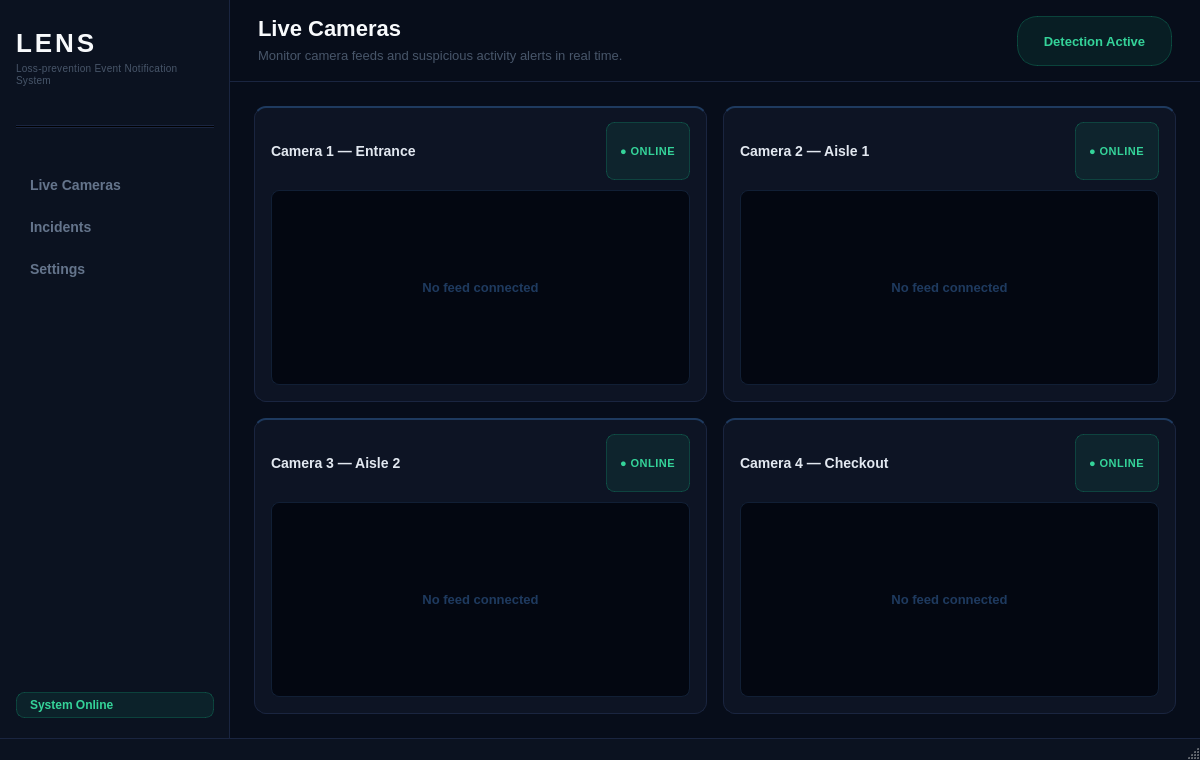
This is ui/MainWindow.ui in BraedonKlock/LENS as Qt 5 draws it before an edit. The edited form follows.
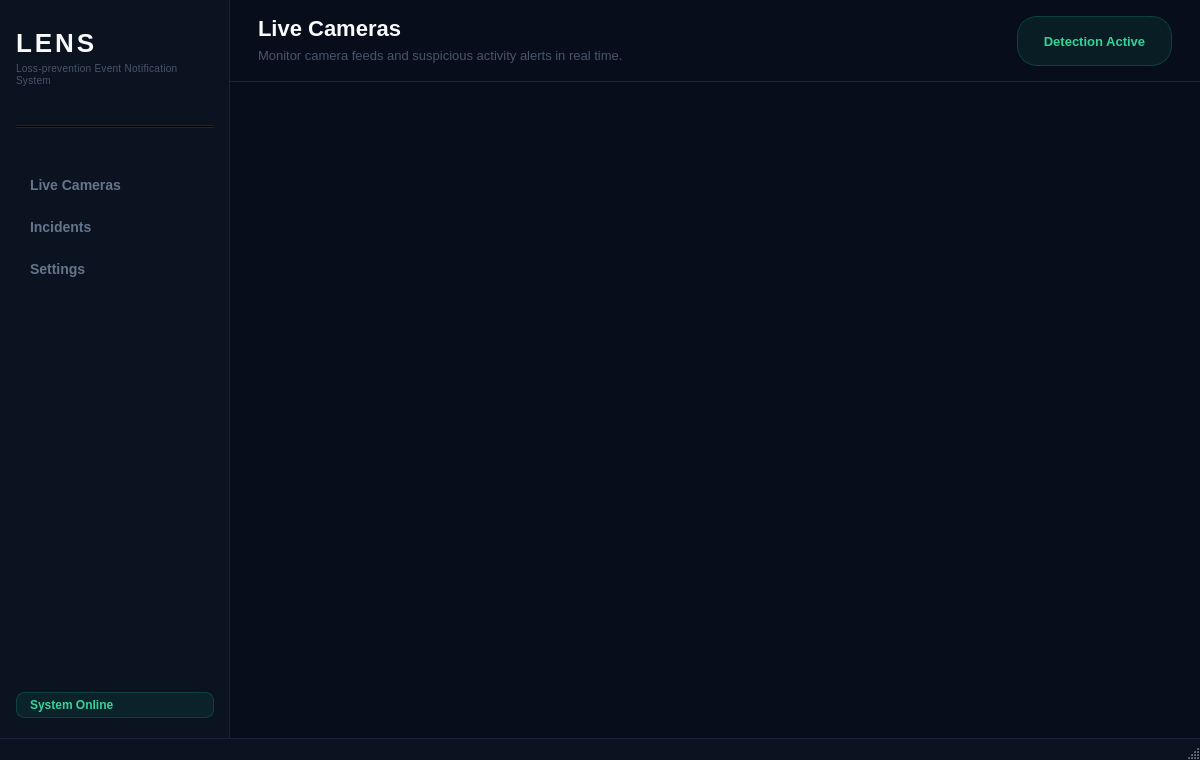
This is the edited form.

Commit message: FIXED: camera live feed window, and frame rate

Patch:
```diff
--- a/ui/MainWindow.ui
+++ b/ui/MainWindow.ui
@@ -124,49 +124,13 @@
 }
 
 /* ── CAMERA CARDS ─────────────────────────── */
-QFrame#cameraCard1,
-QFrame#cameraCard2,
-QFrame#cameraCard3,
-QFrame#cameraCard4 {
-    background-color: #0d1424;
-    border: 1px solid #1a2540;
-    border-top: 2px solid #1e3a5f;
-    border-radius: 12px;
+QScrollArea#cameraScrollArea {
+    background-color: #070d1a;
+    border: none;
 }
 
-QLabel#cameraTitleLabel1,
-QLabel#cameraTitleLabel2,
-QLabel#cameraTitleLabel3,
-QLabel#cameraTitleLabel4 {
-    color: #e2e8f0;
-    font-size: 14px;
-    font-weight: 600;
-}
-
-QLabel#cameraStatusLabel1,
-QLabel#cameraStatusLabel2,
-QLabel#cameraStatusLabel3,
-QLabel#cameraStatusLabel4 {
-    background-color: rgba(16, 185, 129, 0.1);
-    color: #34d399;
-    border: 1px solid rgba(16, 185, 129, 0.25);
-    border-radius: 8px;
-    padding: 3px 10px;
-    font-size: 11px;
-    font-weight: 700;
-    letter-spacing: 0.5px;
-}
-
-QLabel#cameraPlaceholder1,
-QLabel#cameraPlaceholder2,
-QLabel#cameraPlaceholder3,
-QLabel#cameraPlaceholder4 {
-    background-color: #030711;
-    color: #1e3a5f;
-    border-radius: 8px;
-    border: 1px solid #111f35;
-    font-size: 13px;
-    font-weight: 500;
+QWidget#cameraScrollContents {
+    background-color: #070d1a;
 }
 
 /* ── INCIDENTS PAGE ───────────────────────── */
@@ -360,29 +324,6 @@
     border-color: #111f35;
 }
 
-QCheckBox {
-    color: #94a3b8;
-    font-size: 13px;
-    spacing: 8px;
-}
-
-QCheckBox::indicator {
-    width: 17px;
-    height: 17px;
-    border-radius: 5px;
-    border: 1px solid #1a2540;
-    background-color: #0b1220;
-}
-
-QCheckBox::indicator:checked {
-    background-color: #2563eb;
-    border-color: #3b82f6;
-}
-
-QCheckBox::indicator:hover {
-    border-color: #3b82f6;
-}
-
 QPushButton#deleteCameraButton {
     background-color: rgba(220, 38, 38, 0.1);
     color: #f87171;
@@ -713,326 +654,33 @@
 
          <!-- LIVE CAMERAS PAGE -->
          <widget class="QWidget" name="liveCamerasPage">
-          <layout class="QGridLayout" name="cameraGridLayout">
-           <property name="leftMargin">
-            <number>24</number>
-           </property>
-           <property name="topMargin">
-            <number>24</number>
-           </property>
-           <property name="rightMargin">
-            <number>24</number>
-           </property>
-           <property name="bottomMargin">
-            <number>24</number>
-           </property>
-           <property name="horizontalSpacing">
-            <number>16</number>
-           </property>
-           <property name="verticalSpacing">
-            <number>16</number>
-           </property>
-
-           <item row="0" column="0">
-            <widget class="QFrame" name="cameraCard1">
-             <layout class="QVBoxLayout" name="cameraCardLayout1">
-              <property name="leftMargin">
-               <number>16</number>
+          <layout class="QVBoxLayout" name="liveCamerasOuterLayout">
+           <property name="spacing"><number>0</number></property>
+           <property name="leftMargin"><number>0</number></property>
+           <property name="topMargin"><number>0</number></property>
+           <property name="rightMargin"><number>0</number></property>
+           <property name="bottomMargin"><number>0</number></property>
+           <item>
+            <widget class="QScrollArea" name="cameraScrollArea">
+             <property name="widgetResizable"><bool>true</bool></property>
+             <property name="frameShape"><enum>QFrame::NoFrame</enum></property>
+             <property name="horizontalScrollBarPolicy"><enum>Qt::ScrollBarAlwaysOff</enum></property>
+             <property name="verticalScrollBarPolicy"><enum>Qt::ScrollBarAsNeeded</enum></property>
+             <widget class="QWidget" name="cameraScrollContents">
+              <property name="geometry">
+               <rect><x>0</x><y>0</y><width>970</width><height>636</height></rect>
               </property>
-              <property name="topMargin">
-               <number>14</number>
-              </property>
-              <property name="rightMargin">
-               <number>16</number>
-              </property>
-              <property name="bottomMargin">
-               <number>16</number>
-              </property>
-              <property name="spacing">
-               <number>10</number>
-              </property>
-
-              <item>
-               <layout class="QHBoxLayout" name="cameraHeaderLayout1">
-                <property name="spacing">
-                 <number>8</number>
-                </property>
-                <item>
-                 <widget class="QLabel" name="cameraTitleLabel1">
-                  <property name="text">
-                   <string>Camera 1 — Entrance</string>
-                  </property>
-                 </widget>
-                </item>
-                <item>
-                 <spacer name="cameraSpacer1">
-                  <property name="orientation">
-                   <enum>Qt::Horizontal</enum>
-                  </property>
-                  <property name="sizeHint" stdset="0">
-                   <size>
-                    <width>40</width>
-                    <height>20</height>
-                   </size>
-                  </property>
-                 </spacer>
-                </item>
-                <item>
-                 <widget class="QLabel" name="cameraStatusLabel1">
-                  <property name="text">
-                   <string>● ONLINE</string>
-                  </property>
-                 </widget>
-                </item>
-               </layout>
-              </item>
-
-              <item>
-               <widget class="QLabel" name="cameraPlaceholder1">
-                <property name="minimumSize">
-                 <size>
-                  <width>0</width>
-                  <height>195</height>
-                 </size>
-                </property>
-                <property name="text">
-                 <string>No feed connected</string>
-                </property>
-                <property name="alignment">
-                 <set>Qt::AlignCenter</set>
-                </property>
-               </widget>
-              </item>
-
-             </layout>
+              <layout class="QGridLayout" name="cameraGridLayout">
+               <property name="leftMargin"><number>24</number></property>
+               <property name="topMargin"><number>24</number></property>
+               <property name="rightMargin"><number>24</number></property>
+               <property name="bottomMargin"><number>24</number></property>
+               <property name="horizontalSpacing"><number>16</number></property>
+               <property name="verticalSpacing"><number>16</number></property>
+              </layout>
+             </widget>
             </widget>
            </item>
-
-           <item row="0" column="1">
-            <widget class="QFrame" name="cameraCard2">
-             <layout class="QVBoxLayout" name="cameraCardLayout2">
-              <property name="leftMargin">
-               <number>16</number>
-              </property>
-              <property name="topMargin">
-               <number>14</number>
-              </property>
-              <property name="rightMargin">
-               <number>16</number>
-              </property>
-              <property name="bottomMargin">
-               <number>16</number>
-              </property>
-              <property name="spacing">
-               <number>10</number>
-              </property>
-
-              <item>
-               <layout class="QHBoxLayout" name="cameraHeaderLayout2">
-                <property name="spacing">
-                 <number>8</number>
-                </property>
-                <item>
-                 <widget class="QLabel" name="cameraTitleLabel2">
-                  <property name="text">
-                   <string>Camera 2 — Aisle 1</string>
-                  </property>
-                 </widget>
-                </item>
-                <item>
-                 <spacer name="cameraSpacer2">
-                  <property name="orientation">
-                   <enum>Qt::Horizontal</enum>
-                  </property>
-                  <property name="sizeHint" stdset="0">
-                   <size>
-                    <width>40</width>
-                    <height>20</height>
-                   </size>
-                  </property>
-                 </spacer>
-                </item>
-                <item>
-                 <widget class="QLabel" name="cameraStatusLabel2">
-                  <property name="text">
-                   <string>● ONLINE</string>
-                  </property>
-                 </widget>
-                </item>
-               </layout>
-              </item>
-
-              <item>
-               <widget class="QLabel" name="cameraPlaceholder2">
-                <property name="minimumSize">
-                 <size>
-                  <width>0</width>
-                  <height>195</height>
-                 </size>
-                </property>
-                <property name="text">
-                 <string>No feed connected</string>
-                </property>
-                <property name="alignment">
-                 <set>Qt::AlignCenter</set>
-                </property>
-               </widget>
-              </item>
-
-             </layout>
-            </widget>
-           </item>
-
-           <item row="1" column="0">
-            <widget class="QFrame" name="cameraCard3">
-             <layout class="QVBoxLayout" name="cameraCardLayout3">
-              <property name="leftMargin">
-               <number>16</number>
-              </property>
-              <property name="topMargin">
-               <number>14</number>
-              </property>
-              <property name="rightMargin">
-               <number>16</number>
-              </property>
-              <property name="bottomMargin">
-               <number>16</number>
-              </property>
-              <property name="spacing">
-               <number>10</number>
-              </property>
-
-              <item>
-               <layout class="QHBoxLayout" name="cameraHeaderLayout3">
-                <property name="spacing">
-                 <number>8</number>
-                </property>
-                <item>
-                 <widget class="QLabel" name="cameraTitleLabel3">
-                  <property name="text">
-                   <string>Camera 3 — Aisle 2</string>
-                  </property>
-                 </widget>
-                </item>
-                <item>
-                 <spacer name="cameraSpacer3">
-                  <property name="orientation">
-                   <enum>Qt::Horizontal</enum>
-                  </property>
-                  <property name="sizeHint" stdset="0">
-                   <size>
-                    <width>40</width>
-                    <height>20</height>
-                   </size>
-                  </property>
-                 </spacer>
-                </item>
-                <item>
-                 <widget class="QLabel" name="cameraStatusLabel3">
-                  <property name="text">
-                   <string>● ONLINE</string>
-                  </property>
-                 </widget>
-                </item>
-               </layout>
-              </item>
-
-              <item>
-               <widget class="QLabel" name="cameraPlaceholder3">
-                <property name="minimumSize">
-                 <size>
-                  <width>0</width>
-                  <height>195</height>
-                 </size>
-                </property>
-                <property name="text">
-                 <string>No feed connected</string>
-                </property>
-                <property name="alignment">
-                 <set>Qt::AlignCenter</set>
-                </property>
-               </widget>
-              </item>
-
-             </layout>
-            </widget>
-           </item>
-
-           <item row="1" column="1">
-            <widget class="QFrame" name="cameraCard4">
-             <layout class="QVBoxLayout" name="cameraCardLayout4">
-              <property name="leftMargin">
-               <number>16</number>
-              </property>
-              <property name="topMargin">
-               <number>14</number>
-              </property>
-              <property name="rightMargin">
-               <number>16</number>
-              </property>
-              <property name="bottomMargin">
-               <number>16</number>
-              </property>
-              <property name="spacing">
-               <number>10</number>
-              </property>
-
-              <item>
-               <layout class="QHBoxLayout" name="cameraHeaderLayout4">
-                <property name="spacing">
-                 <number>8</number>
-                </property>
-                <item>
-                 <widget class="QLabel" name="cameraTitleLabel4">
-                  <property name="text">
-                   <string>Camera 4 — Checkout</string>
-                  </property>
-                 </widget>
-                </item>
-                <item>
-                 <spacer name="cameraSpacer4">
-                  <property name="orientation">
-                   <enum>Qt::Horizontal</enum>
-                  </property>
-                  <property name="sizeHint" stdset="0">
-                   <size>
-                    <width>40</width>
-                    <height>20</height>
-                   </size>
-                  </property>
-                 </spacer>
-                </item>
-                <item>
-                 <widget class="QLabel" name="cameraStatusLabel4">
-                  <property name="text">
-                   <string>● ONLINE</string>
-                  </property>
-                 </widget>
-                </item>
-               </layout>
-              </item>
-
-              <item>
-               <widget class="QLabel" name="cameraPlaceholder4">
-                <property name="minimumSize">
-                 <size>
-                  <width>0</width>
-                  <height>195</height>
-                 </size>
-                </property>
-                <property name="text">
-                 <string>No feed connected</string>
-                </property>
-                <property name="alignment">
-                 <set>Qt::AlignCenter</set>
-                </property>
-               </widget>
-              </item>
-
-             </layout>
-            </widget>
-           </item>
-
           </layout>
          </widget>
 
```
Left out of the diff: 32 changed lines with no effect on the pictures. The commit also changes 6 other files.
